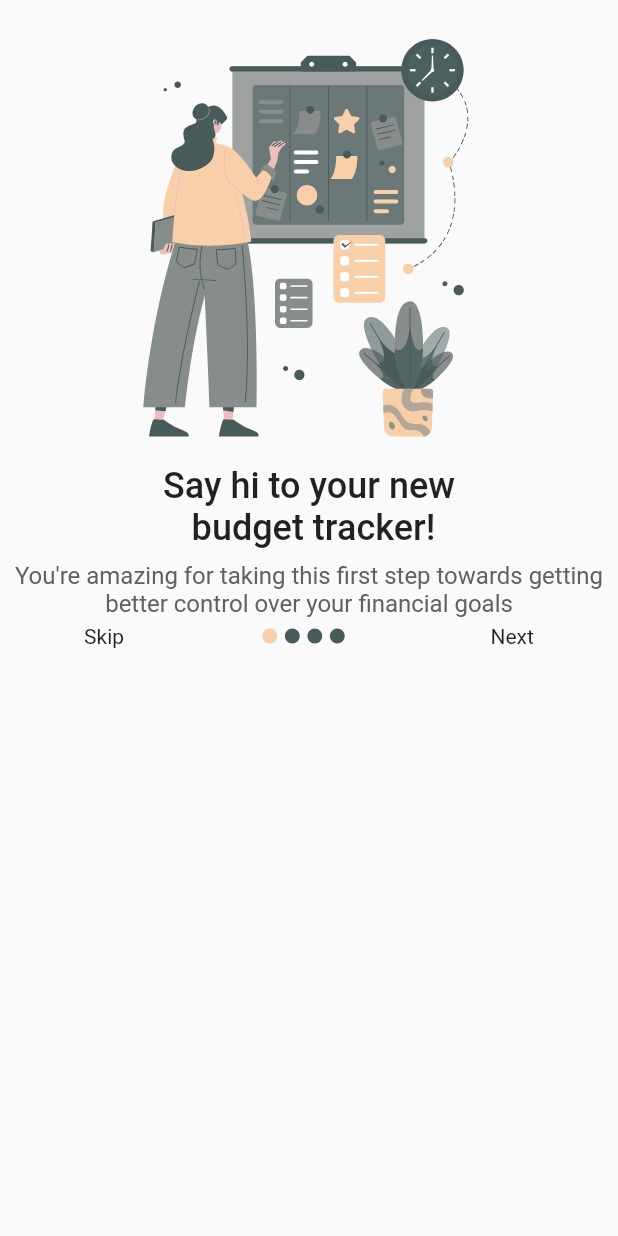
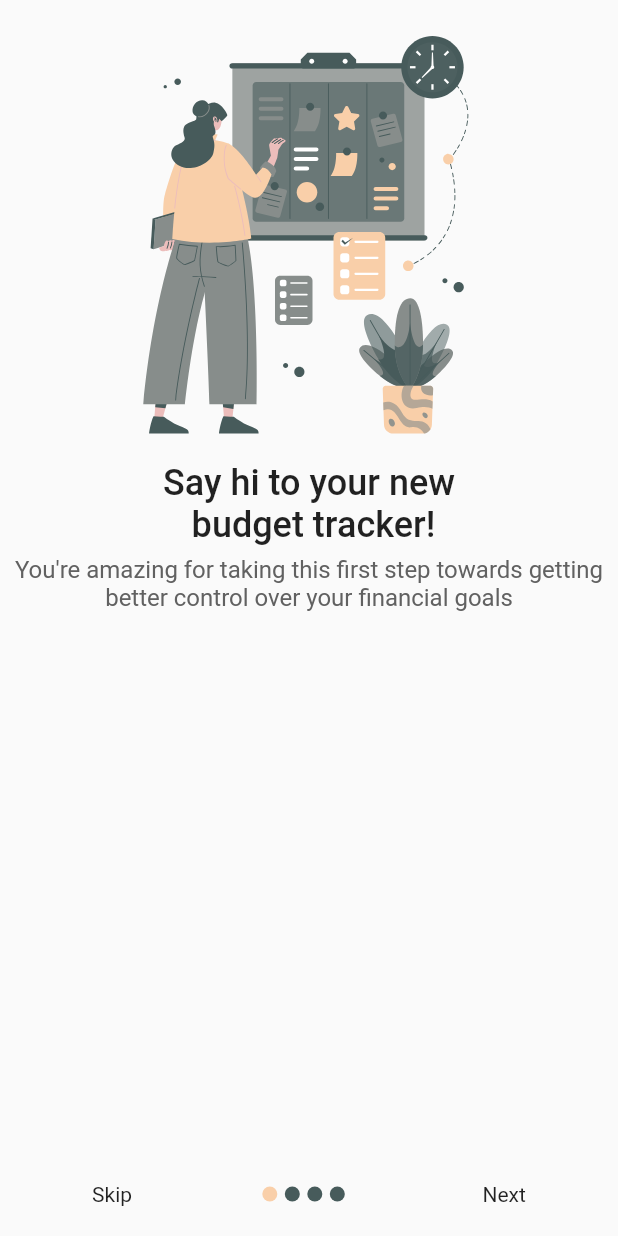
Before and after one commit to bibhutirajbhandari/Pocket-Money-Flutter, a Flutter app: the screen it shows after launch, on a phone screen of 412 x 824 dp. Run offline on Flutter 3.47's test engine with Material 2 defaults, Android fonts, the phone set to English and light mode, and no system bars; our stand-ins replace flutter_svg, shared_preferences.

Commit message:
fixed render overflow

```diff
--- a/lib/main.dart
+++ b/lib/main.dart
@@ -21,6 +21,7 @@ class MyApp extends StatelessWidget {
   @override
   Widget build(BuildContext context) {
     return MaterialApp(
+      debugShowCheckedModeBanner: false,
       home: seenOnBoard == true ? const HomePage() : const OnboardingScreen(),
     );
   }
--- a/lib/screens/onboarding_screen.dart
+++ b/lib/screens/onboarding_screen.dart
@@ -46,10 +46,10 @@ class _OnboardingScreenState extends State<OnboardingScreen> {
       body: SafeArea(
         child: Padding(
           padding: const EdgeInsets.all(8.0),
-          child: Expanded(
           child: Column(
             children: [
               Expanded(
+                flex: 1,
                 child: PageView.builder(
                   itemCount: onboardData.length,
                   controller: _pageController,
@@ -64,8 +64,8 @@ class _OnboardingScreenState extends State<OnboardingScreen> {
                       description: onboardData[index].description),
                 ),
               ),
-                Expanded(
-                  flex: 1,
+              Padding(
+                padding: const EdgeInsets.all(8.0),
                 child: Column(
                   children: [
                     currentPage == onboardData.length - 1
@@ -87,8 +87,6 @@ class _OnboardingScreenState extends State<OnboardingScreen> {
                               NavButton(
                                 name: 'Skip',
                                 onPressed: () {
-                                    //  Navigator.push(context, MaterialPageRoute(builder:((context) => CategoryPage()),
-                                    //   );
                                   Navigator.push(
                                     context,
                                     MaterialPageRoute(
@@ -108,18 +106,17 @@ class _OnboardingScreenState extends State<OnboardingScreen> {
                                 name: 'Next',
                                 onPressed: () {
                                   _pageController.nextPage(
-                                        duration:
-                                            const Duration(microseconds: 400),
+                                    duration: const Duration(microseconds: 400),
                                     curve: Curves.easeInOut,
                                   );
-                                    })
+                                },
+                              )
                             ],
                           ),
                   ],
                 ),
-                )
+              ),
             ],
-            ),
           ),
         ),
       ),
@@ -170,7 +167,6 @@ class OnboardContent extends StatelessWidget {
   Widget build(BuildContext context) {
     return Column(
       children: [
-        const Spacer(),
         SvgPicture.asset(image, height: 300),
         // const Spacer(),
         Text(
@@ -181,7 +177,6 @@ class OnboardContent extends StatelessWidget {
               .headline5!
               .copyWith(fontWeight: FontWeight.w500),
         ),
-        const Spacer(),
         const SizedBox(height: 6.0),
         Text(
           description,
```
Lines whose indentation alone changed are shown as unchanged.
